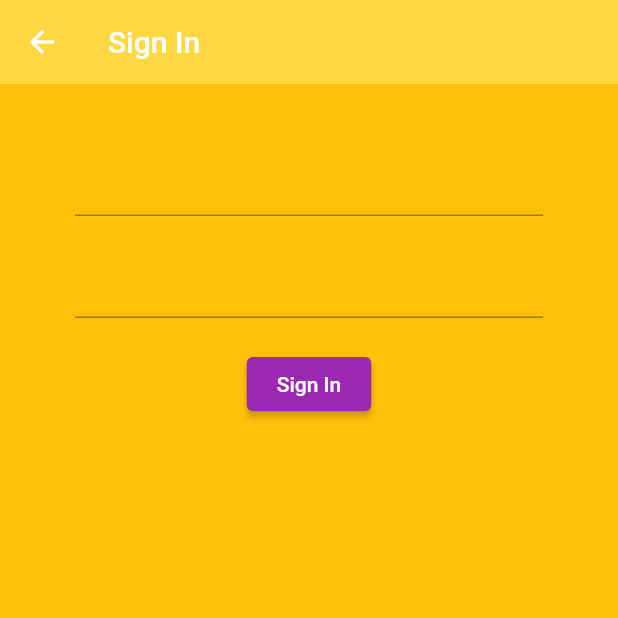
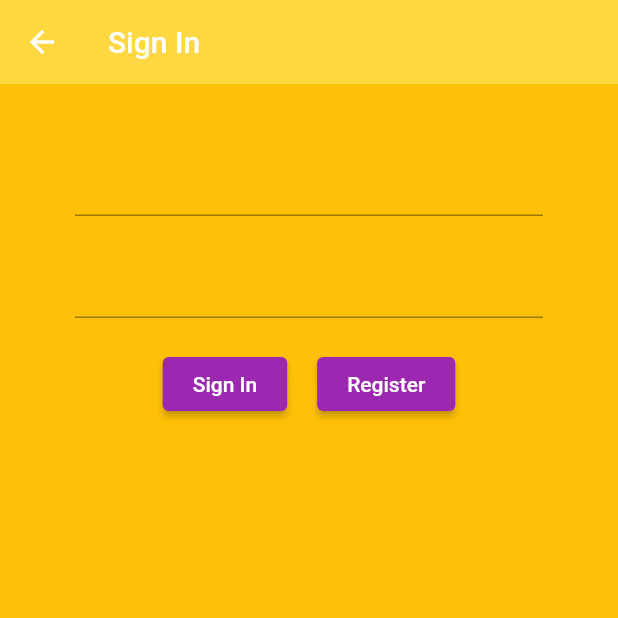
Before and after one commit to NedimRamicevic/portofino, a Flutter app: the SignIn screen opened directly, on a phone screen of 412 x 824 dp, the top half of it. Run offline on Flutter 3.47's test engine with Material 2 defaults, Android fonts, the phone set to English and light mode, and no system bars; our stand-ins replace firebase_auth, firebase_core; accounts and stored records are empty.

Commit message:
registerDone

```diff
--- a/lib/screens/authentication/sign_in.dart
+++ b/lib/screens/authentication/sign_in.dart
@@ -1,4 +1,5 @@
 import 'package:flutter/material.dart';
+import 'package:portofino/screens/authentication/register.dart';
 import 'package:portofino/screens/services/auth.dart';
 
 class SignIn extends StatefulWidget {
@@ -52,6 +53,9 @@ class _SignInState extends State<SignIn> {
             SizedBox(
               height: 20,
             ),
+            Row(
+              mainAxisAlignment: MainAxisAlignment.center,
+              children: [
                 ElevatedButton(
                     style: ElevatedButton.styleFrom(
                         primary: Colors.purple,
@@ -63,7 +67,24 @@ class _SignInState extends State<SignIn> {
                     child: Text(
                       "Sign In",
                       style: TextStyle(color: Colors.white),
-                ))
+                    )),
+                SizedBox(
+                  width: 20,
+                ),
+                ElevatedButton(
+                    style: ElevatedButton.styleFrom(
+                        primary: Colors.purple,
+                        padding: EdgeInsets.symmetric(horizontal: 20)),
+                    onPressed: () async {
+                      Navigator.push(context,
+                          MaterialPageRoute(builder: (context) => Register()));
+                    },
+                    child: Text(
+                      "Register",
+                      style: TextStyle(color: Colors.white),
+                    )),
+              ],
+            )
           ],
         )),
       ),
```
Also changed, not shown: lib/screens/authentication/register.dart (+12 -1 lines). Lines whose indentation alone changed are shown as unchanged.
